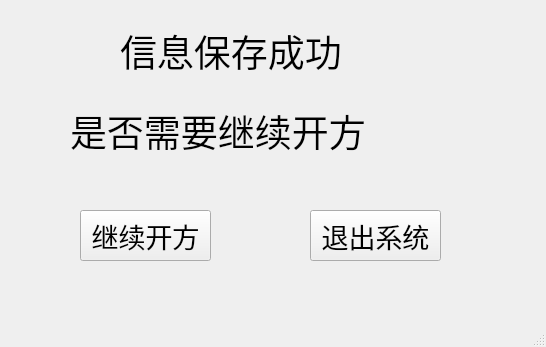
Before: the Qt Designer form UI/final.ui in DefJia/TCM-Retrieval-System, drawn with Qt 5.
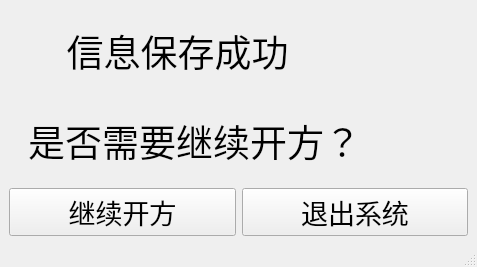
After: the same form once the commit is applied.

Patch:
```diff
--- a/UI/final.ui
+++ b/UI/final.ui
@@ -6,23 +6,17 @@
    <rect>
     <x>0</x>
     <y>0</y>
-    <width>546</width>
-    <height>347</height>
+    <width>477</width>
+    <height>267</height>
    </rect>
   </property>
   <property name="windowTitle">
    <string>MainWindow</string>
   </property>
   <widget class="QWidget" name="centralwidget">
+   <layout class="QGridLayout" name="gridLayout">
+    <item row="0" column="0" colspan="2">
    <widget class="QLabel" name="label">
-    <property name="geometry">
-     <rect>
-      <x>120</x>
-      <y>20</y>
-      <width>321</width>
-      <height>61</height>
-     </rect>
-    </property>
     <property name="font">
      <font>
       <family>Academy Engraved LET</family>
@@ -30,18 +24,12 @@
      </font>
     </property>
     <property name="text">
-     <string>信息保存成功</string>
-    </property>
-   </widget>
+       <string>      信息保存成功</string>
+      </property>
+     </widget>
+    </item>
+    <item row="1" column="0" colspan="2">
    <widget class="QLabel" name="label_2">
-    <property name="geometry">
-     <rect>
-      <x>70</x>
-      <y>100</y>
-      <width>401</width>
-      <height>61</height>
-     </rect>
-    </property>
     <property name="font">
      <font>
       <family>Academy Engraved LET</family>
@@ -49,18 +37,12 @@
      </font>
     </property>
     <property name="text">
-     <string>是否需要继续开方</string>
-    </property>
-   </widget>
+       <string>  是否需要继续开方？</string>
+      </property>
+     </widget>
+    </item>
+    <item row="2" column="0">
    <widget class="QPushButton" name="buttonContinue">
-    <property name="geometry">
-     <rect>
-      <x>80</x>
-      <y>210</y>
-      <width>131</width>
-      <height>51</height>
-     </rect>
-    </property>
     <property name="font">
      <font>
       <family>Academy Engraved LET</family>
@@ -71,15 +53,9 @@
      <string>继续开方</string>
     </property>
    </widget>
+    </item>
+    <item row="2" column="1">
    <widget class="QPushButton" name="buttonOut">
-    <property name="geometry">
-     <rect>
-      <x>310</x>
-      <y>210</y>
-      <width>131</width>
-      <height>51</height>
-     </rect>
-    </property>
     <property name="font">
      <font>
       <family>Academy Engraved LET</family>
@@ -90,6 +66,8 @@
      <string>退出系统</string>
     </property>
    </widget>
+    </item>
+   </layout>
   </widget>
   <widget class="QMenuBar" name="menubar">
    <property name="geometry">
```
Left out of the diff: 2 changed lines with no effect on the pictures. Lines whose indentation alone changed are shown as unchanged.
